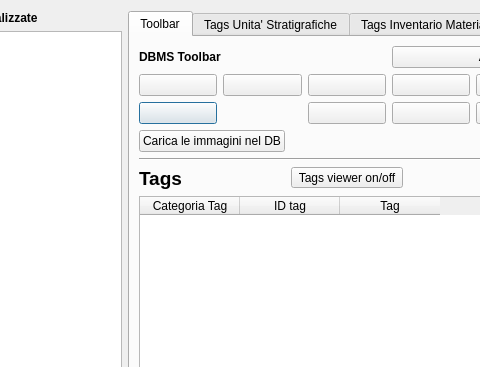
Above: pyarchinit/modules/gui/pyarchinit_image_viewer_dialog.ui from mandoluca/pyarchinit_beta_test before the change; both pictures show x 325 to 805 and y 0 to 367 of the 986 by 664 pixel window. Below: the same form after it.
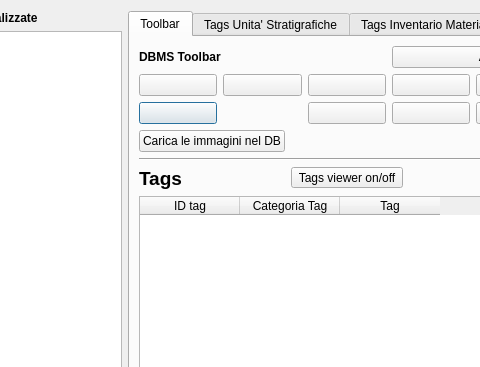
That is the form after the change. The open tabs and pages were chosen to show the change. Icons and pictures are not drawn.

Diff of the .ui file:
```diff
--- a/pyarchinit/modules/gui/pyarchinit_image_viewer_dialog.ui
+++ b/pyarchinit/modules/gui/pyarchinit_image_viewer_dialog.ui
@@ -372,7 +372,7 @@
         <widget class="QTableWidget" name="tableWidget_tags">
          <column>
           <property name="text">
-           <string>Categoria Tag</string>
+           <string>ID tag</string>
           </property>
           <property name="background">
            <color>
@@ -384,7 +384,7 @@
          </column>
          <column>
           <property name="text">
-           <string>ID tag</string>
+           <string>Categoria Tag</string>
           </property>
           <property name="background">
            <color>
```
Left out of the diff: 2 changed lines with no effect on the pictures.
